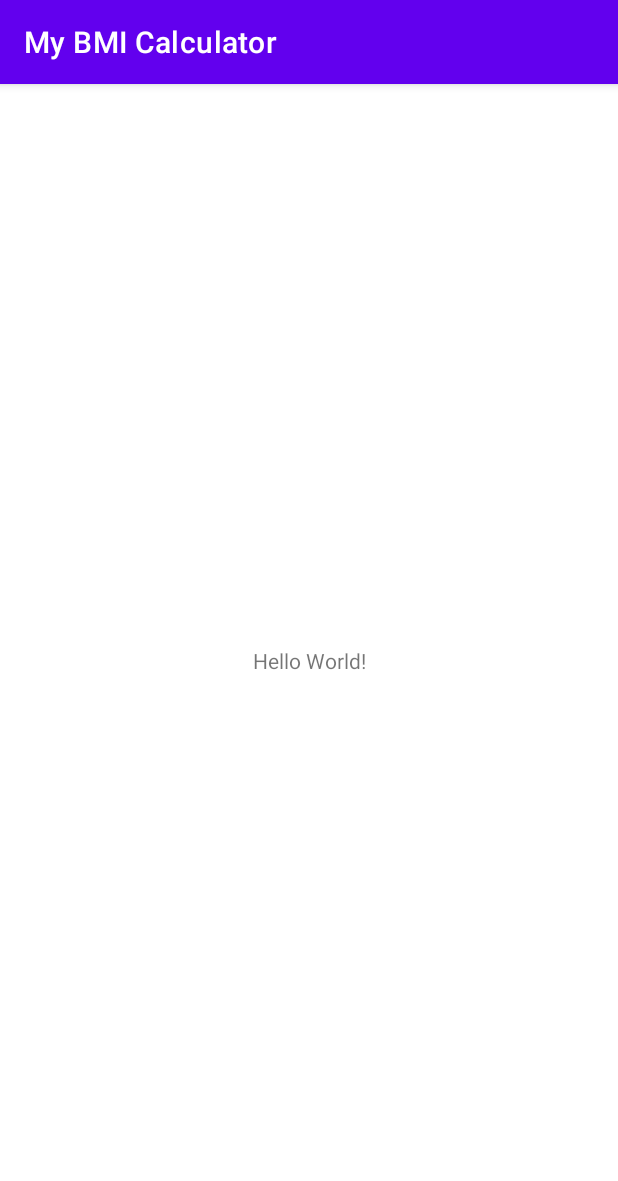
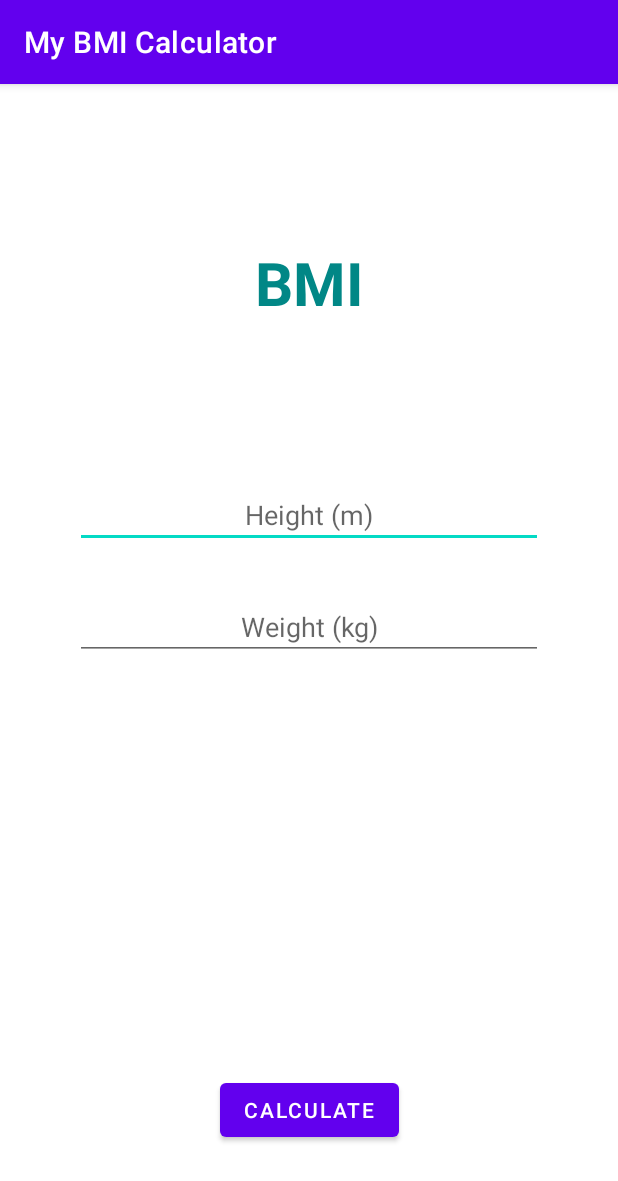
Before and after one commit to bryandsg/bmi-calculator, an Android app: the screen it shows after launch (MainActivity), on a phone screen of 412 x 824 dp. Shown: the top 1181 px of the screen. Run offline under Robolectric (Android 15) with nearby library versions, the phone set to English and light mode, and no system bars.

Commit message:
first version completed

```diff
--- a/app/src/main/AndroidManifest.xml
+++ b/app/src/main/AndroidManifest.xml
@@ -9,7 +9,7 @@
         android:roundIcon="@mipmap/ic_launcher_round"
         android:supportsRtl="true"
         android:theme="@style/Theme.MyBMICalculator">
-
+        <activity android:name=".ResultActivity"></activity>
         <activity android:name=".MainActivity">
             <intent-filter>
                 <action android:name="android.intent.action.MAIN" />
--- a/app/src/main/java/com/hashiradev/mybmicalculator/MainActivity.kt
+++ b/app/src/main/java/com/hashiradev/mybmicalculator/MainActivity.kt
@@ -2,10 +2,39 @@ package com.hashiradev.mybmicalculator
 
 import androidx.appcompat.app.AppCompatActivity
 import android.os.Bundle
+import android.widget.Button
+import android.widget.EditText
+import android.widget.TextView
+import kotlin.math.sqrt
 
 class MainActivity : AppCompatActivity() {
     override fun onCreate(savedInstanceState: Bundle?) {
         super.onCreate(savedInstanceState)
-        setContentView(R.layout.activity_main)
+        setContentView(R.layout.constraint_layout)
+        setListeners()
+    }
+
+    private fun setListeners() {
+        val heightET = findViewById<EditText>(R.id.heightET)
+        val weightET = findViewById<EditText>(R.id.weightET)
+
+
+        val calcBtn = findViewById<Button>(R.id.calcBtn)
+
+        calcBtn?.setOnClickListener {
+            calculateBMI(heightET.text.toString(), weightET.text.toString())
+        }
+    }
+
+    private fun calculateBMI(heightTxt: String, weightTxt: String) {
+        val height = heightTxt.toFloatOrNull()
+        val weight = weightTxt.toFloatOrNull()
+        val title = findViewById<TextView>(R.id.titleScreen)
+        val bmi: Float
+
+        if ( height != null && weight != null ) {
+            bmi = weight / (height * height)
+            title.text = "Your BMI is: \n %.2f".format(bmi)
+        }
     }
 }
--- a/app/src/main/res/layout/constraint_layout.xml
+++ b/app/src/main/res/layout/constraint_layout.xml
@@ -1,6 +1,75 @@
 <?xml version="1.0" encoding="utf-8"?>
-<androidx.constraintlayout.widget.ConstraintLayout
-    xmlns:android="http://schemas.android.com/apk/res/android" android:layout_width="match_parent"
+<androidx.constraintlayout.widget.ConstraintLayout xmlns:android="http://schemas.android.com/apk/res/android"
+    xmlns:app="http://schemas.android.com/apk/res-auto"
+    xmlns:tools="http://schemas.android.com/tools"
+    android:id="@+id/relativeLayout"
+    android:layout_width="match_parent"
     android:layout_height="match_parent">
 
+    <androidx.constraintlayout.widget.Group
+        android:layout_width="wrap_content"
+        android:layout_height="wrap_content"
+        app:constraint_referenced_ids="calcBtn,titleScreen"
+
+        />
+
+    <TextView
+        android:id="@+id/titleScreen"
+        android:layout_width="wrap_content"
+        android:layout_height="wrap_content"
+        android:layout_marginTop="80dp"
+        android:padding="25dp"
+        android:text="@string/bmi"
+        android:textColor="@color/teal_700"
+        android:textSize="40sp"
+        android:textStyle="bold"
+
+        app:layout_constraintEnd_toEndOf="parent"
+        app:layout_constraintStart_toStartOf="parent"
+        app:layout_constraintTop_toTopOf="parent" />
+
+
+    <EditText
+        android:id="@+id/heightET"
+        style="@style/input_field"
+        android:layout_width="match_parent"
+        android:layout_height="wrap_content"
+        android:layout_marginTop="80dp"
+        android:gravity="center"
+        android:hint="@string/height_field"
+        android:layout_marginHorizontal="50dp"
+
+        app:layout_constraintStart_toStartOf="parent"
+        app:layout_constraintEnd_toEndOf="parent"
+        app:layout_constraintTop_toBottomOf="@+id/titleScreen"
+        />
+
+    <EditText
+        android:id="@+id/weightET"
+        style="@style/input_field"
+        android:layout_width="match_parent"
+        android:layout_height="wrap_content"
+        android:layout_marginTop="30dp"
+        android:layout_marginHorizontal="50dp"
+        android:gravity="center"
+        android:hint="@string/weight_field"
+
+        app:layout_constraintEnd_toEndOf="parent"
+        app:layout_constraintStart_toStartOf="parent"
+        app:layout_constraintTop_toBottomOf="@+id/heightET"/>
+
+
+    <Button
+        android:id="@+id/calcBtn"
+        android:layout_width="wrap_content"
+        android:layout_height="wrap_content"
+        android:layout_marginTop="60dp"
+        android:text="@string/action_calculate"
+        android:layout_marginBottom="60dp"
+
+        app:layout_constraintStart_toStartOf="parent"
+        app:layout_constraintEnd_toEndOf="parent"
+        app:layout_constraintBottom_toBottomOf="parent"
+        />
+
 </androidx.constraintlayout.widget.ConstraintLayout>
--- a/app/src/main/res/values/strings.xml
+++ b/app/src/main/res/values/strings.xml
@@ -1,3 +1,7 @@
 <resources>
     <string name="app_name">My BMI Calculator</string>
+    <string name="bmi">BMI</string>
+    <string name="height_field">Height (m)</string>
+    <string name="weight_field">Weight (kg)</string>
+    <string name="action_calculate">Calculate</string>
 </resources>
--- a/app/src/main/res/values/styles.xml
+++ b/app/src/main/res/values/styles.xml
@@ -1,2 +1,8 @@
 <?xml version="1.0" encoding="utf-8"?>
-<resources></resources>
+<resources>
+
+    <style name="input_field">
+        <item name="android:inputType">numberDecimal</item>
+        <item name="android:paddingBottom">10dp</item>
+    </style>
+</resources>
```
Also changed, not shown: app/src/main/res/layout/activity_main.xml (+37 -8 lines), app/src/main/res/layout/relative_layout.xml (+43 -4 lines).
